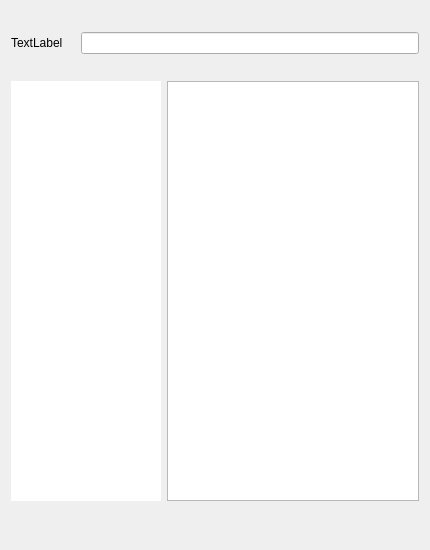
developing4all/hdepanel, file plugins/startapplet/startwindow.ui: the form before one commit.
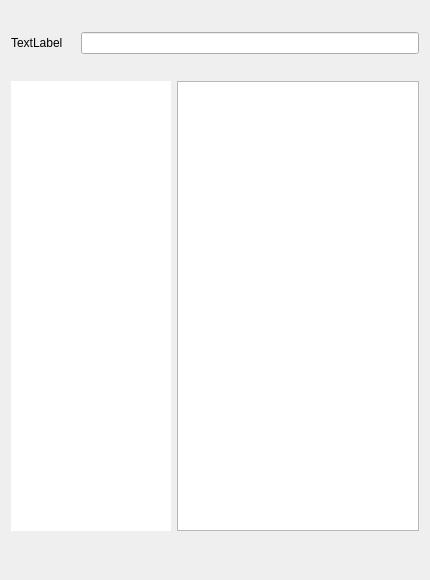
The form after the commit. Icons and pictures are not drawn. Custom widgets are drawn as their Qt base class.

What changed in the file:
```diff
--- a/plugins/startapplet/startwindow.ui
+++ b/plugins/startapplet/startwindow.ui
@@ -7,7 +7,7 @@
     <x>0</x>
     <y>0</y>
     <width>430</width>
-    <height>550</height>
+    <height>580</height>
    </rect>
   </property>
   <property name="windowTitle">
@@ -49,13 +49,13 @@
       <widget class="QListWidget" name="menuList">
        <property name="minimumSize">
         <size>
-         <width>150</width>
+         <width>160</width>
          <height>0</height>
         </size>
        </property>
        <property name="maximumSize">
         <size>
-         <width>150</width>
+         <width>160</width>
          <height>16777215</height>
         </size>
        </property>
@@ -68,6 +68,15 @@
        <property name="frameShadow">
         <enum>QFrame::Plain</enum>
        </property>
+       <property name="resizeMode">
+        <enum>QListView::Fixed</enum>
+       </property>
+       <property name="uniformItemSizes">
+        <bool>true</bool>
+       </property>
+       <property name="horizontalScrollBarPolicy">
+        <enum>Qt::ScrollBarAlwaysOff</enum>
+       </property>
       </widget>
      </item>
      <item>
```
Left out of the diff: 3 changed lines with no effect on the pictures.
